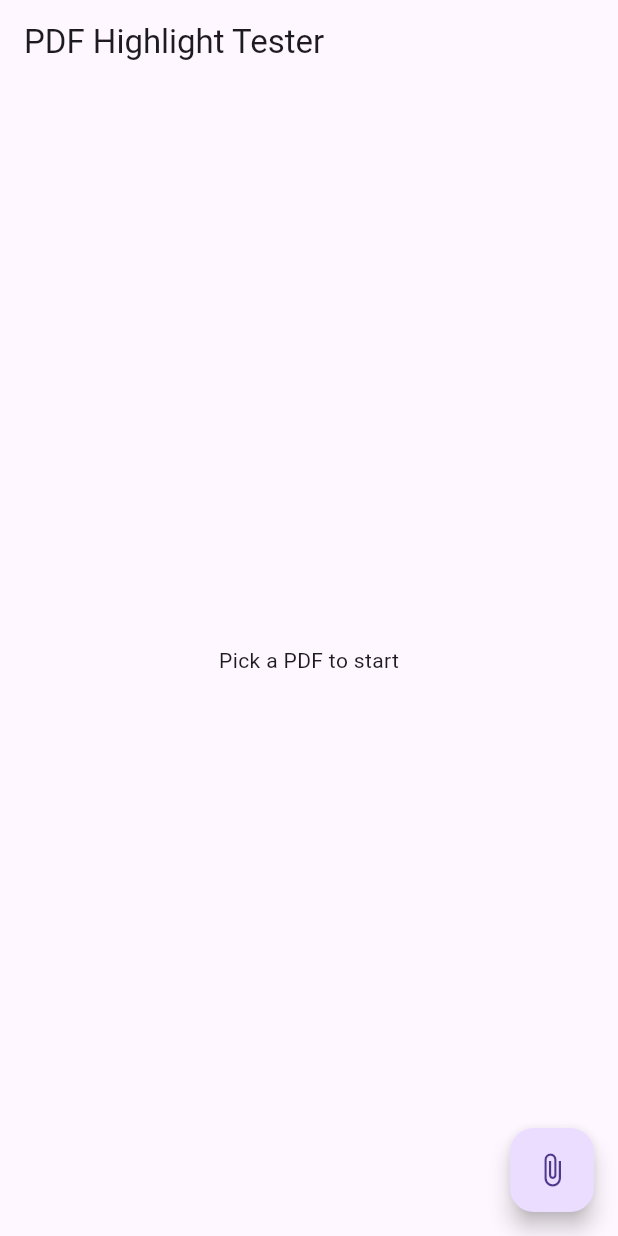
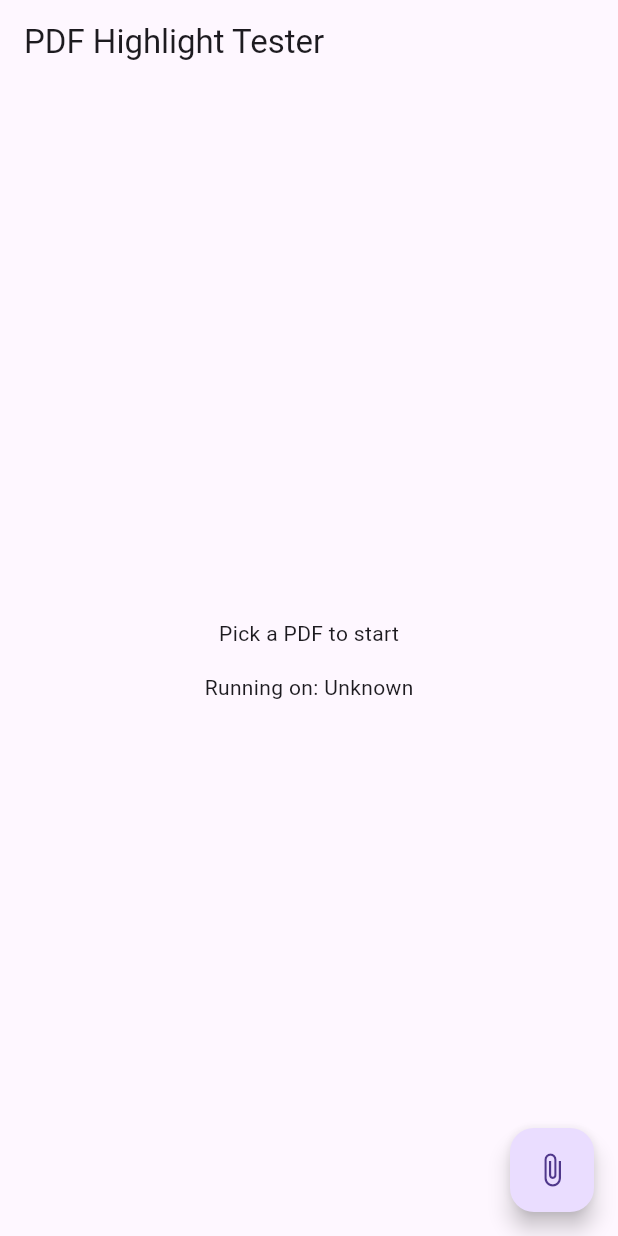
Before and after one commit to uixbuilder/flutter_pdf_kit_plugin, a Flutter app: the screen it shows after launch, on a phone screen of 412 x 824 dp. Run offline on Flutter 3.47's test engine with Material 3 defaults, Android fonts, the phone set to English and light mode, and no system bars; our stand-ins replace file_picker, plugin_platform_interface; missing offline and left inert: flutter_pdfview.

```diff
--- a/example/lib/main.dart
+++ b/example/lib/main.dart
@@ -23,6 +23,21 @@ class _PdfDemoPageState extends State<PdfDemoPage> {
   String? _pdfPath;
   int _pdfViewKey = 0;
   final _plugin = FlutterPdfKitPlugin();
+  String _platformVersion = 'Unknown';
+
+  @override
+  void initState() {
+    super.initState();
+    _initPlatformVersion();
+  }
+
+  Future<void> _initPlatformVersion() async {
+    final version = await _plugin.getPlatformVersion();
+    if (!mounted) return;
+    setState(() {
+      _platformVersion = version ?? 'Unknown';
+    });
+  }
 
   void _pickPdf() async {
     final result = await FilePicker.platform
@@ -163,7 +178,16 @@ class _PdfDemoPageState extends State<PdfDemoPage> {
           child: const Icon(Icons.attach_file),
         ),
         body: _pdfPath == null
-            ? const Center(child: Text('Pick a PDF to start'))
+            ? Center(
+                child: Column(
+                  mainAxisSize: MainAxisSize.min,
+                  children: [
+                    const Text('Pick a PDF to start'),
+                    const SizedBox(height: 16),
+                    Text('Running on: $_platformVersion'),
+                  ],
+                ),
+              )
             : Theme.of(context).platform == TargetPlatform.android
                 ? PDFView(
                     key: ValueKey(_pdfViewKey),
```
Also changed, not shown: 1 other file.
